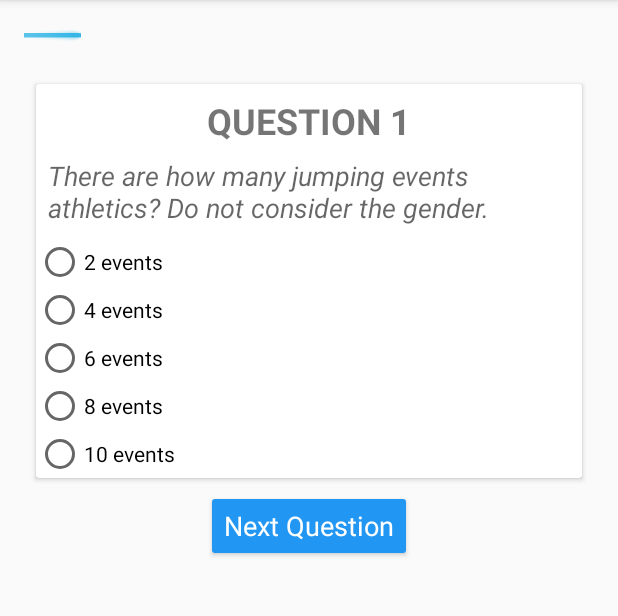
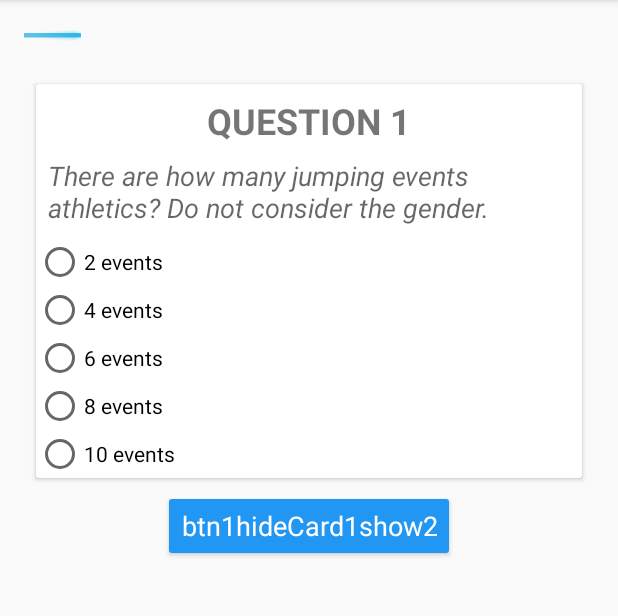
Before and after one commit to jesselima/nanodegree-android-basic-quiz-app, an Android app: the QuestionsActivity screen opened directly, with no data from a screen before it, on a phone screen of 412 x 824 dp, the part 84-700 px from its top. Run offline under Robolectric (Android 15) with nearby library versions, the phone set to English and light mode, and no system bars.

Commit message:
Form validation working. Added one questions ofr user feedback. Button variable names and button method names have been change for a better understanding.

```diff
--- a/app/src/main/res/layout/activity_questions.xml
+++ b/app/src/main/res/layout/activity_questions.xml
@@ -238,58 +238,87 @@
             <android.support.v7.widget.CardView
                 style="@style/cardBaseLayout"
                 android:visibility="gone"
+                android:id="@+id/card_comment">
+                <LinearLayout
+                    style="@style/cardLinearLayoutVertical">
+                    <TextView
+                        style="@style/questionBody"
+                        android:text="@string/feedback_form"/>
+                    <EditText
+                        android:layout_height="wrap_content"
+                        android:layout_width="match_parent"
+                        android:id="@+id/comment"
+                        android:text=""
+                        android:minLines="5"
+                        android:maxLines="10"
+                        android:hint="@string/type_your_suggestions_here"/>
+                 </LinearLayout>
+            </android.support.v7.widget.CardView>
+
+            <android.support.v7.widget.CardView
+                style="@style/cardBaseLayout"
+                android:visibility="gone"
                 android:id="@+id/card_finish">
                 <LinearLayout
                     style="@style/cardLinearLayoutVertical">
                     <TextView
                         style="@style/cardFimBaseLayout"
                         android:text="You finish the quiz"/>
-                 </LinearLayout>
+                </LinearLayout>
             </android.support.v7.widget.CardView>
-
 
             <Button
                 style="@style/buttonDefault"
-                android:onClick="hideCard1show2"
-                android:id="@+id/hideCard1show2"
-                android:text="Next Question"
+                android:onClick="btn1hideCard1show2"
+                android:id="@+id/btn_hide_card_1_show_2"
+                android:text="btn1hideCard1show2"
                 android:visibility="visible"/>
+
             <Button
                 style="@style/buttonDefault"
-                android:onClick="hideCard2show3"
-                android:id="@+id/hideCard2show3"
-                android:text="Next Question"
-                android:visibility="gone"/>
-            <Button
-                style="@style/buttonDefault"
-                android:onClick="hideCard3show4"
-                android:id="@+id/hideCard3show4"
-                android:text="Next Question"
-                android:visibility="gone"/>
-            <Button
-                style="@style/buttonDefault"
-                android:onClick="hideCard4show5"
-                android:id="@+id/hideCard4show5"
-                android:text="Next Question"
+                android:onClick="btn2hideCard2show3"
+                android:id="@+id/btn_hide_card_2_show_3"
+                android:text="btn2hideCard2show3"
                 android:visibility="gone"/>
 
             <Button
                 style="@style/buttonDefault"
-                android:onClick="hideCard5show6"
-                android:id="@+id/hideCard5show6"
-                android:text="Next Question"
+                android:onClick="btn3hideCard3show4"
+                android:id="@+id/btn_hide_card_3_show_4"
+                android:text="btn3hideCard3show4"
                 android:visibility="gone"/>
 
             <Button
                 style="@style/buttonDefault"
-                android:onClick="finish"
-                android:id="@+id/btn_finish"
+                android:onClick="btn4hideCard4show5"
+                android:id="@+id/btn_hide_card_4_show_5"
+                android:text="btn4hideCard4show5"
+                android:visibility="gone"/>
+
+            <Button
+                style="@style/buttonDefault"
+                android:onClick="btn5hideCard5show6"
+                android:id="@+id/btn_hide_card_5_show_6"
+                android:text="btn5hideCard5show6"
+                android:visibility="gone"/>
+
+            <Button
+                style="@style/buttonDefault"
+                android:onClick="btn6hideCard6showComment"
+                android:id="@+id/hide_card_6_show_comment"
+                android:text="btn6hideCard6showComment"
+                android:visibility="gone"/>
+
+            <Button
+                style="@style/buttonDefault"
+                android:onClick="btn7hideCardCommentShowFinish"
+                android:id="@+id/btn_hide_comment_show_finish"
                 android:text="FINISH"
                 android:visibility="gone"/>
 
             <Button
                 style="@style/buttonDefault"
-                android:onClick="viewSummary"
+                android:onClick="ViewSummary"
                 android:id="@+id/btn_view_summary"
                 android:visibility="gone"
                 android:text="See Answers Summary"/>
--- a/app/src/main/res/layout/activity_summary.xml
+++ b/app/src/main/res/layout/activity_summary.xml
@@ -83,9 +83,10 @@
                 android:id="@+id/text_feeling"
                 android:layout_width="wrap_content"
                 android:layout_height="wrap_content"
-                android:layout_gravity="center"
+                android:textAlignment="center"
                 android:layout_margin="8dp"
-                android:text=""
+                android:textStyle="bold"
+                android:text="X"
                 android:textSize="24sp"/>
 
             <android.support.v7.widget.CardView
--- a/app/src/main/res/layout/activity_welcome.xml
+++ b/app/src/main/res/layout/activity_welcome.xml
@@ -36,8 +36,8 @@
                 android:id="@+id/name"
                 android:layout_width="match_parent"
                 android:layout_height="wrap_content"
-                android:hint="@string/type_you_name"
-                android:inputType="textCapCharacters"/>
+                android:hint="Type your name"
+                android:inputType="textCapWords"/>
             <TextView
                 style="@style/editTextForm"
                 android:text="@string/email" />
--- a/app/src/main/res/values/styles.xml
+++ b/app/src/main/res/values/styles.xml
@@ -86,8 +86,6 @@
         <item name="android:layout_height">wrap_content</item>
         <item name="android:textStyle">bold</item>
         <item name="android:layout_margin">8dp</item>
-        <item name="android:paddingTop">80dp</item>
-        <item name="android:paddingBottom">80dp</item>
         <item name="android:textAllCaps">true</item>
         <item name="android:textSize">32sp</item>
         <item name="android:gravity">center</item>
```
Also changed, not shown: app/src/main/java/com/udacity/nanodegree/quizapp/QuestionsActivity.java (+150 -100 lines), app/src/main/java/com/udacity/nanodegree/quizapp/SummaryActivity.java (+28 -16 lines), app/src/main/java/com/udacity/nanodegree/quizapp/WelcomeActivity.java (+36 -7 lines), app/src/main/res/values/strings.xml (+7 -11 lines), 1 other file.
